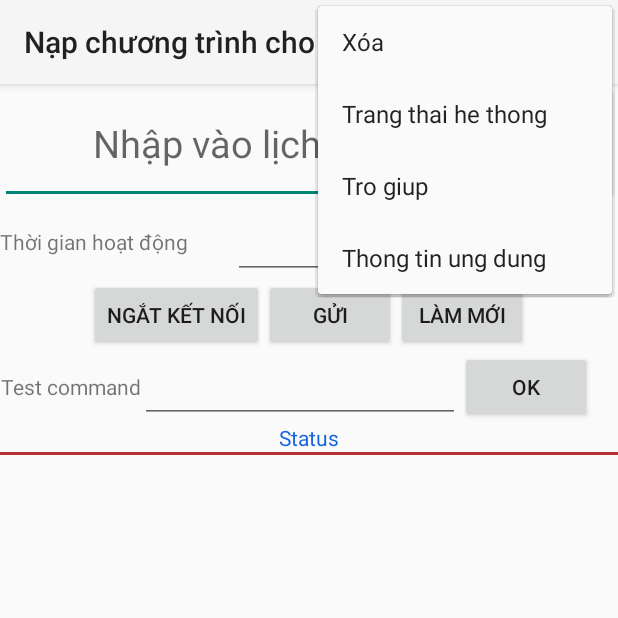
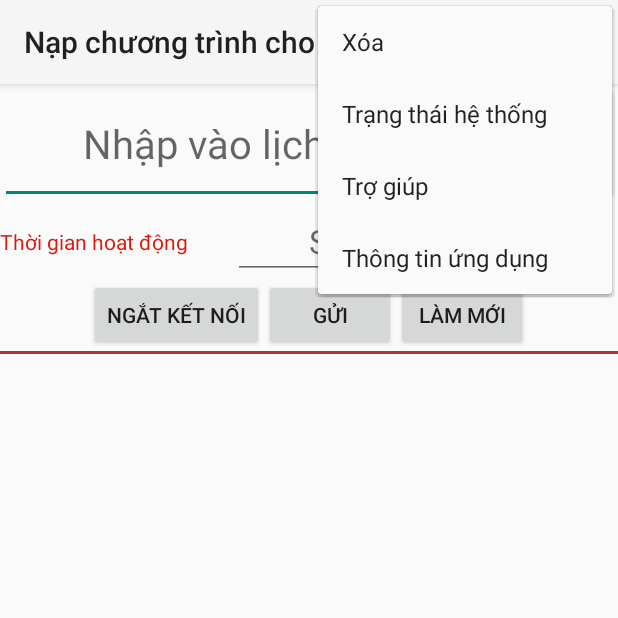
Before and after one commit to viplazylmht/SmartControl, an Android app: the ledControl screen opened directly, with no data from a screen before it, with the options menu open, on a phone screen of 412 x 824 dp, the top half of it. Run offline under Robolectric (Android 15) with nearby library versions, the phone set to English and light mode, and no system bars; network calls fail; 6 statements that could not run were skipped.

Commit message:
Fix some error add Output dir change icon launcher change version code and name

```diff
--- a/app/build.gradle
+++ b/app/build.gradle
@@ -7,9 +7,9 @@ android {
     defaultConfig {
         applicationId "ahn.research.viplazy"
         minSdkVersion 14
-        targetSdkVersion 21
-        versionCode 1
-        versionName "1.r2"
+        targetSdkVersion 27
+        versionCode 1601
+        versionName "2.r8"
     }
     buildTypes {
         release {
--- a/app/src/main/java/ahn/research/viplazy/ledControl.java
+++ b/app/src/main/java/ahn/research/viplazy/ledControl.java
@@ -27,6 +27,8 @@ import java.util.regex.*;
 import java.text.*;
 import java.util.concurrent.*;
 import android.os.*;
+import android.net.*;
+import android.util.*;
 
 
 public class ledControl extends Activity {
@@ -35,15 +37,15 @@ public class ledControl extends Activity {
 	private static final int HO_TRO = Menu.FIRST + 4;
 	private static final int ABOUT = Menu.FIRST + 6;
 
-    Button btnSend, btnRef, btnDis, button, btnTest;
-    EditText workEnter, time_delay,cmd_test;
+    Button btnSend, btnRef, btnDis, button;
+    EditText workEnter, time_delay;
 	ListView list;
 	Handler bluetoothIn;
 	private StringBuilder recDataString = new StringBuilder();
 	private StringBuilder str = new StringBuilder();
 	private ConnectedThread mConnectedThread;
 	final int handlerState = 0;
-    TextView  txtString;
+  //  TextView  txtString;
     String address = null;
     private ProgressDialog progress;
     BluetoothAdapter myBluetooth = null;
@@ -74,14 +76,15 @@ public class ledControl extends Activity {
 
 		workEnter =(EditText)findViewById(R.id.work_enter);
 		time_delay=(EditText)findViewById(R.id.time_delay);
-		txtString=(TextView)findViewById(R.id.view_stt);
+		//txtString=(TextView)findViewById(R.id.view_stt);
 		button=(Button)findViewById(R.id.button);
 		btnDis=(Button)findViewById(R.id.btn_dis);
 		btnSend=(Button)findViewById(R.id.btn_send);
 		btnRef=(Button)findViewById(R.id.btn_ref);
 
-		btnTest=(Button)findViewById(R.id.btn_test);
-		cmd_test=(EditText)findViewById(R.id.cmd_test);
+		//btnTest=(Button)findViewById(R.id.btn_test);
+		//btnTest.setText("Sap Xep");
+		//cmd_test=(EditText)findViewById(R.id.cmd_test);
 
 		bluetoothIn = new Handler() {
 			public void handleMessage(android.os.Message msg) {
@@ -92,7 +95,7 @@ public class ledControl extends Activity {
 					int startOfLineIndex = recDataString.indexOf("#");
 					if (endOfLineIndex > 0) {                                           // make sure there data before ~
 						String dataInPrint = recDataString.substring(startOfLineIndex+1, endOfLineIndex);    // extract string
-						txtString.setText(dataInPrint);
+						//txtString.setText(dataInPrint);
 
 						xuLyDuLieu(dataInPrint);
 						//recDataString = new StringBuilder();
@@ -148,34 +151,22 @@ public class ledControl extends Activity {
 					dongbo();
 				}
 			});
-		btnTest.setOnClickListener(new View.OnClickListener()
+	/*	btnTest.setOnClickListener(new View.OnClickListener()
 		{
 			@Override
 			public void onClick(View p1)
 			{
-				sendCommand();
+				sapxep();
 			}
-		});
+		});*/
     }
 	/* ==     ==       ==     ==    */
-	private void sendCommand() {
-		try
-		{
-		 	String s = "#"+cmd_test.getText().toString()+"~";
-			btSocket.getOutputStream().write(s.getBytes());
-		}
-		catch (IOException e)
-		{
-			msg(" Có lỗi trong khi gửi lệnh");
-		}
-
-	}
 	private void ThemDuLieu()
     {
         if (time_delay.getText().toString().equals("")) {
 			AlertDialog.Builder builder = new AlertDialog.Builder(ledControl.this);
 			builder.setTitle("Lỗi");
-			builder.setMessage("Chưa nhập thoi gian hoat dong");
+			builder.setMessage("Chưa nhập thời gian hoạt động");
 			builder.setPositiveButton("Thử lại", new DialogInterface.OnClickListener() {
 					public void onClick(DialogInterface dialog, int which) {
 						// TODO Auto-generated method stub
@@ -201,7 +192,8 @@ public class ledControl extends Activity {
 						String t_delay = time_delay.getText().toString();
 						Work work = new Work(workContent, gio, phut,t_delay);
 						array.add(0, work);
-						arrayAdapter.notifyDataSetChanged();
+						sapxep();
+						//arrayAdapter.notifyDataSetChanged();
 						workEnter.setText("");
 						time_delay.setText("");
 						//hourEdit.setText("");
@@ -239,15 +231,15 @@ public class ledControl extends Activity {
 				if (recv[0].equalsIgnoreCase("add")) {
 				Work in = new Work("NONAME", recv[1], recv[2],recv[3]);
 				array.add(0, in);
-				arrayAdapter.notifyDataSetChanged();
+				sapxep();
 
 			}
 			if (recv[0].equalsIgnoreCase("LOG:")) {
-				String s = "Dữ liệu: ";
+				String s = "";
 				for (int i=1;i<30;i++){
 					if (recv[i].length()>0) {s =s+ recv[i] + " ";}
 				}
-				txtString.setText(s);
+				//txtString.setText(s);
 				msg(s);
 			}
 			if (recv[0].equalsIgnoreCase("time")) { msg("Thời gian trên hệ thống: "+recv[1]+" giờ "+recv[2]+" phút "+recv[3]+" giây!");}
@@ -293,7 +285,7 @@ public class ledControl extends Activity {
 
     private void guiDuLieu()
     {
-
+		if (array.size() ==0) { msg("Chưa nhập dữ liệu để gửi");return;}
         if (btSocket!=null)
         {
 			AlertDialog.Builder builder1 = new AlertDialog.Builder(ledControl.this);
@@ -327,6 +319,26 @@ public class ledControl extends Activity {
 
         }
     }
+
+	private void sapxep() {
+
+		Work tg = null;
+
+		for (int i = 0; i < array.size(); i++)
+
+			for (int j=i+1; j <array.size(); j++)
+			{
+				int num1 = Integer.valueOf(array.get(i).getTimeh().toString())*60+Integer.valueOf(array.get(i).getTimem().toString());
+				int num2 = Integer.valueOf(array.get(j).getTimeh().toString())*60+Integer.valueOf(array.get(j).getTimem().toString());
+				if (num1 > num2) {
+					tg= array.get(i);
+					array.set(i, array.get(j));
+					array.set(j, tg);
+				}
+			}
+		arrayAdapter.notifyDataSetChanged();
+
+	}
 	private void deleteCheckedWork() {
 		if (array.size() > 0) {
 			int i=0;
@@ -353,9 +365,9 @@ public class ledControl extends Activity {
 	public boolean onCreateOptionsMenu(Menu menu) {
 		super.onCreateOptionsMenu(menu);
 		menu.add(0, DELETE_WORK, 0,"Xóa").setIcon(android.R.drawable.ic_delete);
-		menu.add(0, CHECK, 0,"Trang thai he thong").setIcon(android.R.drawable.ic_menu_info_details);
-		menu.add(0, HO_TRO, 0,"Tro giup").setIcon(android.R.drawable.ic_menu_save);
-		menu.add(0, ABOUT, 0,"Thong tin ung dung").setIcon(android.R.drawable.ic_menu_save);
+		menu.add(0, CHECK, 0,"Trạng thái hệ thống").setIcon(android.R.drawable.ic_menu_info_details);
+		menu.add(0, HO_TRO, 0,"Trợ giúp").setIcon(android.R.drawable.ic_menu_save);
+		menu.add(0, ABOUT, 0,"Thông tin ứng dụng").setIcon(android.R.drawable.ic_menu_save);
 		return true;
 	}
 	//Xử lý sự kiện khi các option trong Option Menu được lựa chọn
@@ -368,7 +380,7 @@ public class ledControl extends Activity {
 				}
 			case ABOUT: {
 					AlertDialog.Builder builder = new AlertDialog.Builder(this);
-					builder.setTitle("THPT ANH HÙNG NÚP");
+					builder.setTitle("Trường THPT ANH HÙNG NÚP");
 					builder.setMessage("AUTHOR: Duy Master" + "\n" + "Dự án hệ thống đóng ngắt tự động cho trường học \n" + "Facebook:\n" + "@viplazylmht\n" + "@paomat\n");
 					builder.setPositiveButton("Đóng", new DialogInterface.OnClickListener() {
 							public void onClick(DialogInterface dialog, int which) {
@@ -384,11 +396,12 @@ public class ledControl extends Activity {
 						btSocket.getOutputStream().write("#check~".getBytes());
 					}
 					catch (IOException e)
-					{msg("Co loi khi kiem tra trang thai");}
+					{msg("Có lỗi khi kiểm tra trạng thái");}
 					break;
 				}
 			case HO_TRO: {
-
+					Intent i = new Intent(Intent.ACTION_VIEW,Uri.parse("http://www.facebook.com/viplazylmht"));
+					startActivity(i);
 					break;
 				}
 		}
@@ -433,7 +446,7 @@ public class ledControl extends Activity {
             if (!ConnectSuccess)
             {
                 msg("Kết nối thất bại, vui lòng thử lại!");
-               // finish();
+                finish();
             }
             else
             {
@@ -452,7 +465,7 @@ public class ledControl extends Activity {
 		@Override
         protected void onPreExecute()
         {
-            progress = ProgressDialog.show(ledControl.this, "Đang gui du lieu...", "Vui lòng chờ !!!");  //show a progress dialog
+            progress = ProgressDialog.show(ledControl.this, "Đang gửi dữ liệu...", "Vui lòng chờ !!!");  //show a progress dialog
 
         }
 		@Override
@@ -504,12 +517,12 @@ public class ledControl extends Activity {
 
             if (!isSent)
             {
-                msg("Co loi khi gui du lieu!");
+                msg("Có lỗi khi gửi dữ liệu!");
 				// finish();
             }
             else
             {
-                msg("Đã gui du lieu.");
+                msg("Gửi dữ liệu hoàn tất!");
             }
             progress.dismiss();
         }
--- a/app/src/main/res/layout/main.xml
+++ b/app/src/main/res/layout/main.xml
@@ -20,7 +20,7 @@
 				android:layout_height="match_parent"
 				android:hint="@string/work_hint"
 				android:lines="1"
-				android:textSize="38px"
+				android:textSize="40px"
 				android:gravity="center|center_vertical"
 				android:layout_weight="1.0"
 				android:id="@+id/work_enter"/>
@@ -45,7 +45,8 @@
 				android:layout_height="match_parent"
 				android:layout_width="wrap_content"
 				android:text="Thời gian hoạt động"
-				android:gravity="center|center_vertical"/>
+				android:gravity="center|center_vertical"
+				android:textColor="#D91A0D"/>
 
 			<EditText
 				android:inputType="number"
@@ -53,13 +54,14 @@
 				android:ems="3"
 				android:layout_height="match_parent"
 				android:layout_weight="1.0"
-				android:textSize="25sp"
+				android:textSize="22sp"
 				android:textColor="#9D3029"
 				android:gravity="center|center_vertical"
 				android:id="@+id/time_delay"
 				android:maxLength="3"
 				android:layout_marginLeft="30dp"
-				android:layout_marginRight="80dp"/>
+				android:layout_marginRight="80dp"
+				android:hint="@string/time_hint"/>
 
 		</LinearLayout>
 
@@ -89,48 +91,6 @@
 
 		</LinearLayout>
 
-		<LinearLayout
-			android:layout_height="wrap_content"
-			android:layout_width="match_parent"
-			android:orientation="horizontal">
-
-			<TextView
-				android:layout_height="match_parent"
-				android:layout_width="wrap_content"
-				android:text="Test command"
-				android:gravity="center"/>
-
-			<EditText
-				android:layout_height="match_parent"
-				android:layout_width="wrap_content"
-				android:ems="10"
-				android:id="@+id/cmd_test"
-				android:paddingLeft="10dp"/>
-
-			<Button
-				android:layout_height="wrap_content"
-				android:layout_width="wrap_content"
-				android:text="OK"
-				android:id="@+id/btn_test"/>
-
-		</LinearLayout>
-
-		<LinearLayout
-			android:layout_height="wrap_content"
-			android:layout_width="match_parent"
-			android:orientation="horizontal"
-			android:gravity="center">
-
-			<TextView
-				android:layout_height="wrap_content"
-				android:layout_width="match_parent"
-				android:text="Status"
-				android:id="@+id/view_stt"
-				android:textColor="#1364DD"
-				android:gravity="center|center_vertical"/>
-
-		</LinearLayout>
-
 		<View
 			android:layout_height="2dp"
 			android:layout_width="match_parent"
--- a/app/src/main/res/menu/menu_led_control.xml
+++ b/app/src/main/res/menu/menu_led_control.xml
@@ -1,6 +1,6 @@
 <menu xmlns:android="http://schemas.android.com/apk/res/android"
     xmlns:app="http://schemas.android.com/apk/res-auto"
-    xmlns:tools="http://schemas.android.com/tools" tools:context="com.led.led.ledControl">
+    xmlns:tools="http://schemas.android.com/tools" >
     <item android:id="@+id/action_settings" android:title="@string/action_settings"
         android:orderInCategory="100" app:showAsAction="never" />
 </menu>
--- a/app/src/main/res/values/strings.xml
+++ b/app/src/main/res/values/strings.xml
@@ -2,11 +2,12 @@
 <resources>
 
 	<string name="app_name">THPT Anh Hùng Núp</string>
-	<string name="app_name_activity1">Dự án hệ thống điện tự động</string>
+	<string name="app_name_activity1">Đèn điện tự động</string>
 	<string name="app_name_activity2">Nạp chương trình cho hệ thống</string>
     <string name="hello_world">Hello world!</string>
 	<string name="work_hint">Nhập vào lịch trình</string>
 	<string name="hour_edit">Giờ</string>
+	<string name="time_hint">Số phút</string>
 	<string name="minute_edit">Phút</string>
 	<string name="button_content">Thêm</string>
     <string name="action_settings">Cài Đặt</string>
```
Also changed, not shown: app/src/main/res/layout/acc1.xml (deleted, +0 -58 lines), app/src/main/res/layout/activity_led_control.xml (deleted, +0 -63 lines), app/src/main/res/layout/activity_main.xml (deleted, +0 -79 lines), app/src/main/res/layout/test.xml (added, +66 -0 lines), app/src/main/ic_launcher-web.png, app/src/main/res/drawable-hdpi/ic_launcher.png, app/src/main/res/drawable-mdpi/ic_launcher.png, app/src/main/res/drawable-xhdpi/ic_launcher.png, app/src/main/res/drawable-xxhdpi/ic_launcher.png, 292 other files.
